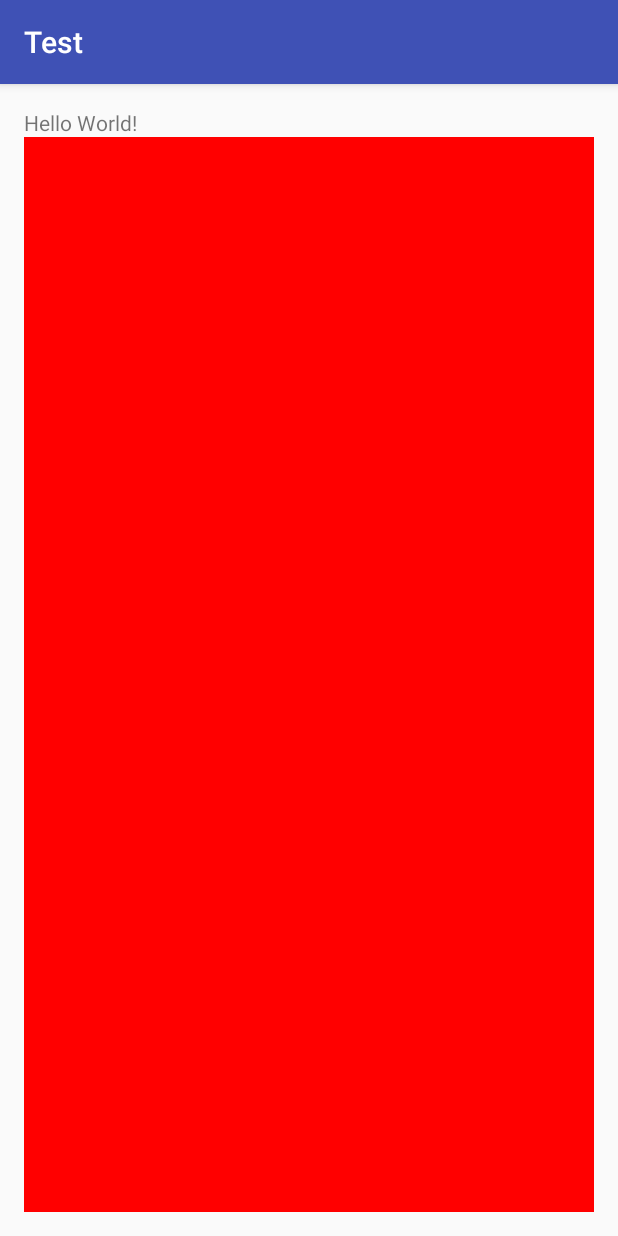
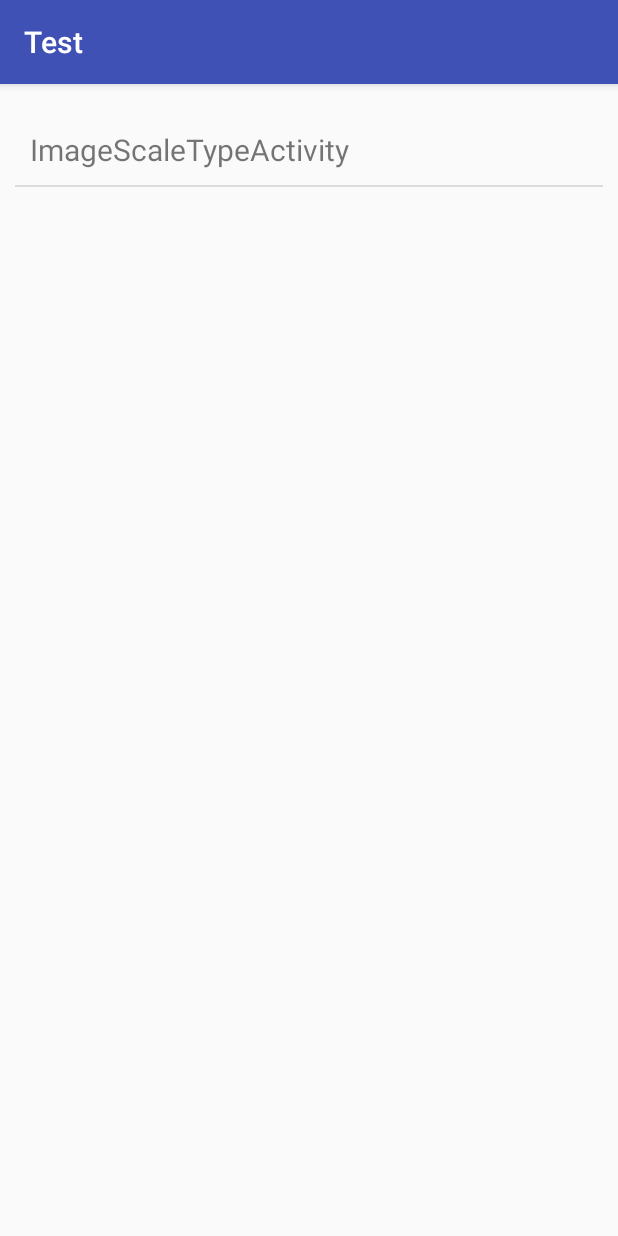
Before and after one commit to canmeizhexue/Test, an Android app: the screen it shows after launch (MainActivity), on a phone screen of 412 x 824 dp. Run offline under Robolectric (Android 15) with nearby library versions, the phone set to English and light mode, and no system bars; our stand-ins replace ButterKnife.

Commit message:
imageview的scaleType

```diff
--- a/app/build.gradle
+++ b/app/build.gradle
@@ -277,6 +277,9 @@ dependencies {
     //https://github.com/bumptech/glide
     compile 'com.github.bumptech.glide:glide:3.7.0'
     compile 'com.android.support:support-v4:24.0.0'
+
+    // butterknife
+    compile 'com.jakewharton:butterknife:7.0.1'
 }
 /**
  * 项目依赖全局配置
--- a/app/src/main/AndroidManifest.xml
+++ b/app/src/main/AndroidManifest.xml
@@ -21,6 +21,7 @@
                 <category android:name="android.intent.category.LAUNCHER" />
             </intent-filter>
         </activity>
+        <activity android:name=".image.ImageScaleTypeActivity"/>
     </application>
 
 </manifest>
--- a/app/src/main/java/com/canmeizhexue/test/MainActivity.java
+++ b/app/src/main/java/com/canmeizhexue/test/MainActivity.java
@@ -1,41 +1,134 @@
 package com.canmeizhexue.test;
 
+import android.content.Context;
+import android.content.Intent;
 import android.os.Bundle;
-import android.support.v7.app.AppCompatActivity;
 import android.view.View;
-import android.widget.ImageView;
+import android.view.ViewGroup;
+import android.widget.AdapterView;
+import android.widget.LinearLayout;
+import android.widget.ListView;
+import android.widget.TextView;
 
-import com.tencent.bugly.crashreport.CrashReport;
+import com.canmeizhexue.test.base.BaseActivity;
+import com.canmeizhexue.test.base.BaseAdapter;
+import com.canmeizhexue.test.image.ImageScaleTypeActivity;
 
-public class MainActivity extends AppCompatActivity {
+import java.util.ArrayList;
+import java.util.List;
+
+import butterknife.Bind;
+import butterknife.ButterKnife;
+
+public class MainActivity extends BaseActivity  implements AdapterView.OnItemClickListener{
+
+    @Bind(R.id.lv_demo)
+    ListView lvDemo;
+    @Bind(R.id.ll_root)
+    LinearLayout llRoot;
+
+    private List<DemoModel> demoModels;
+    private DemoAdapter demoAdapter;
 
     @Override
     protected void onCreate(Bundle savedInstanceState) {
         super.onCreate(savedInstanceState);
         setContentView(R.layout.activity_main);
-        //bugly初始化,,当然也可以通过AndroidManifest文件来配置，详细情况可以查看bugly的高级配置文档
-        CrashReport.initCrashReport(this,"0acbfe93a1", BuildConfig.DEBUG);
-        findViewById(R.id.text).setOnClickListener(new View.OnClickListener() {
-            @Override
-            public void onClick(View v) {
-                new TestClass().doTest();
-            }
-        });
-        ImageView imageView= (ImageView) findViewById(R.id.image);
-//        ImageLoaderHelper.showImgFromResId(this,imageView,R.mipmap.res_test);
-//        ImageLoaderHelper.showImgFromNetwork(this,imageView,"http://www.274745.cc/imgall/obuwgnjonzuxa2ldfzrw63i/20100121/1396946_104643942888_2.jpg");
-        ImageLoaderHelper.showImgFromUri(this,imageView,ImageLoaderHelper.resourceIdToUri(this,R.mipmap.ic_launcher));
+        ButterKnife.bind(this);
+        demoModels = new ArrayList<>();
+        initData();
+        demoAdapter = new DemoAdapter(this,demoModels);
+        lvDemo.setAdapter(demoAdapter);
+        lvDemo.setOnItemClickListener(this);
 
     }
 
     @Override
     protected void onResume() {
         super.onResume();
+/*        // TODO 测试BlockCanary
+        try {
+            Thread.sleep(4000);
+        } catch (InterruptedException e) {
+            e.printStackTrace();
+        }*/
+    }
+
+    @Override
+    public void onItemClick(AdapterView<?> adapterView, View view, int i, long l) {
+        DemoModel currdemo = (DemoModel) adapterView.getItemAtPosition(i);
+        if (currdemo!=null && currdemo.clazz != null) {
+            startActivity(new Intent(this, currdemo.clazz));
+        }
+
+    }
+    private void initData(){
+
+        demoModels.clear();
+        demoModels.add(new DemoModel("ImageScaleTypeActivity", ImageScaleTypeActivity.class));
 
     }
 
-    public void test(){
+    /**
+     * <p>DemoAdapter类 </p>
+     *
+     * @author silence
+     * @version 1.0 (2015/10/19)
+     */
+    public class DemoAdapter extends BaseAdapter<DemoModel> {
+        /**
+         * 构造函数，在这里初始化各项属性值
+         *
+         * @param context  上下文
+         * @param list     数据列表
+         */
+        public DemoAdapter(Context context, List<DemoModel> list) {
+            super(context, list);
+        }
 
+        /**
+         * 构造函数，在这里初始化各项属性值
+         *
+         * @param context  上下文
+         */
+        public DemoAdapter(Context context) {
+            super(context);
+        }
+
+
+        @Override
+        public View getView(int position, View convertView, ViewGroup parent) {
+            if (convertView == null) {
+                convertView = layoutInflater.inflate(R.layout.item_demo, parent, false);
+            }
+            DemoModel currDemo = list.get(position);
+
+            TextView tvName = (TextView) convertView.findViewById(R.id.tv_name);
+            tvName.setText(currDemo.name);
+
+            return convertView;
+        }
+    }
+    public static class DemoModel{
+        /**
+         * 名字
+         */
+        public String name;
+        /**
+         * 跳转界面的action
+         */
+        public Class clazz;
+
+        /**
+         * 构造方法
+         *
+         * @param name  名字
+         * @param clazz 跳转的Activity的class
+         */
+        public DemoModel(String name, Class clazz) {
+            this.name = name;
+            this.clazz = clazz;
+        }
     }
 
 
--- a/app/src/main/res/layout/activity_main.xml
+++ b/app/src/main/res/layout/activity_main.xml
@@ -1,23 +1,18 @@
-<?xml version="1.0" encoding="utf-8"?>
-<RelativeLayout xmlns:android="http://schemas.android.com/apk/res/android"
-    xmlns:tools="http://schemas.android.com/tools"
+<LinearLayout android:id="@+id/ll_root"
+    xmlns:android="http://schemas.android.com/apk/res/android"
     android:layout_width="match_parent"
     android:layout_height="match_parent"
-    android:paddingBottom="@dimen/activity_vertical_margin"
-    android:paddingLeft="@dimen/activity_horizontal_margin"
-    android:paddingRight="@dimen/activity_horizontal_margin"
-    android:paddingTop="@dimen/activity_vertical_margin"
-    tools:context="com.canmeizhexue.test.MainActivity">
+    android:orientation="vertical"
+    android:padding="10dp"
+    >
 
-    <TextView
-        android:layout_width="match_parent"
-        android:layout_height="wrap_content"
-        android:text="Hello World!"
-        android:id="@+id/text"/>
-    <ImageView
+    <ListView
+        android:id="@+id/lv_demo"
         android:layout_width="match_parent"
         android:layout_height="match_parent"
-        android:id="@+id/image"
-        android:layout_below="@+id/text"
-        android:background="#ff0000"/>
-</RelativeLayout>
+        android:layout_below="@+id/tv_demo"
+        android:layout_marginTop="10dp"
+        android:visibility="visible"
+        />
+
+</LinearLayout>
--- /dev/null
+++ b/app/src/main/res/layout/item_demo.xml
@@ -0,0 +1,13 @@
+<RelativeLayout xmlns:android="http://schemas.android.com/apk/res/android"
+    android:layout_width="match_parent"
+    android:layout_height="match_parent">
+
+    <TextView
+        android:id="@+id/tv_name"
+        android:layout_width="match_parent"
+        android:layout_height="wrap_content"
+        android:padding="10dp"
+        android:textSize="20sp" />
+
+
+</RelativeLayout>
--- a/app/src/main/res/values/dimens.xml
+++ b/app/src/main/res/values/dimens.xml
@@ -2,4 +2,7 @@
     <!-- Default screen margins, per the Android Design guidelines. -->
     <dimen name="activity_horizontal_margin">16dp</dimen>
     <dimen name="activity_vertical_margin">16dp</dimen>
+
+    <dimen name="image_width">320dp</dimen>
+    <dimen name="image_height">240dp</dimen>
 </resources>
```
Also changed, not shown: app/src/main/java/com/canmeizhexue/test/ImageLoaderHelper.java (+2 -2 lines), app/src/main/java/com/canmeizhexue/test/base/BaseActivity.java (added, +12 -0 lines), app/src/main/java/com/canmeizhexue/test/base/BaseAdapter.java (added, +226 -0 lines), app/src/main/java/com/canmeizhexue/test/image/ImageScaleTypeActivity.java (added, +106 -0 lines), app/src/main/res/layout/activity_image_scale_type.xml (added, +108 -0 lines), app/src/main/res/mipmap-xhdpi/image_height.png (added), app/src/main/res/mipmap-xhdpi/image_length.png (added), app/src/main/res/mipmap-xhdpi/image_square.png (added), app/src/main/res/mipmap-xhdpi/length_big.png (added), app/src/main/res/mipmap-xhdpi/small_length.png (added), app/src/main/res/mipmap-xhdpi/square_big.png (added).
